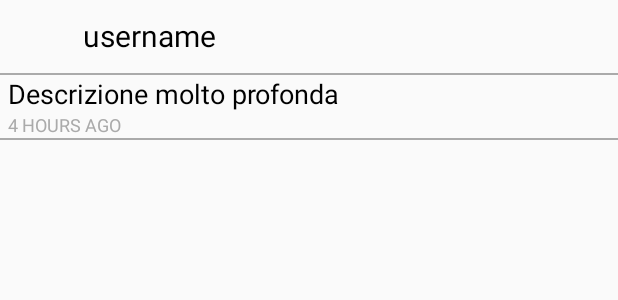
After one commit to luca-tansini/fotogram, an Android app: the layout wall_entry.xml on its own in the app's theme, with its tools: preview values and no code run, on a phone screen of 412 x 824 dp. The commit adds this screen. Shown: the top 300 px of the screen. Run offline under Robolectric (Android 15) with nearby library versions, the light colour scheme and no system bars.

Commit message:
Creata lista bacheca

```diff
--- /dev/null
+++ b/android/Fotogram/app/src/main/res/drawable/bottom_border_rectangle.xml
@@ -0,0 +1,19 @@
+<?xml version="1.0" encoding="utf-8"?>
+
+<layer-list xmlns:android="http://schemas.android.com/apk/res/android" >
+    <item>
+        <shape
+            android:shape="rectangle">
+            <solid android:color="@android:color/transparent" />
+
+        </shape>
+    </item>
+
+    <item android:top="-10dp" android:start="-10dp" android:end="-10dp" android:bottom="0dp">
+        <shape
+            android:shape="rectangle">
+            <stroke android:width="1dp" android:color="@android:color/darker_gray" />
+        </shape>
+    </item>
+
+</layer-list>
--- /dev/null
+++ b/android/Fotogram/app/src/main/res/drawable/immagine.xml
@@ -0,0 +1,6 @@
+<?xml version="1.0" encoding="utf-8"?>
+<layer-list xmlns:android="http://schemas.android.com/apk/res/android">
+    <item
+        android:drawable="@drawable/aurora_boreale">
+    </item>
+</layer-list>
--- /dev/null
+++ b/android/Fotogram/app/src/main/res/layout/wall_entry.xml
@@ -0,0 +1,59 @@
+<?xml version="1.0" encoding="utf-8"?>
+<LinearLayout xmlns:android="http://schemas.android.com/apk/res/android"
+    xmlns:tools="http://schemas.android.com/tools"
+    android:orientation="vertical" android:layout_width="match_parent"
+    android:layout_height="wrap_content"
+    android:background="@drawable/bottom_border_rectangle">
+
+    <LinearLayout xmlns:android="http://schemas.android.com/apk/res/android"
+        android:orientation="horizontal" android:layout_width="match_parent"
+        android:layout_height="50dp"
+        android:background="@drawable/bottom_border_rectangle">
+
+        <ImageView
+            android:layout_marginStart="5dp"
+            android:layout_marginTop="5dp"
+            android:layout_width="40dp"
+            android:layout_height="40dp"
+            android:scaleType="fitCenter"
+            android:id="@+id/wallPostProfilePic"/>
+
+        <TextView
+            android:id="@+id/wallPostUsername"
+            android:layout_width="match_parent"
+            android:layout_height="wrap_content"
+            android:layout_marginStart="10dp"
+            android:layout_marginTop="10dp"
+            android:text="username"
+            android:textColor="@android:color/black"
+            android:textSize="20sp" />
+
+    </LinearLayout>
+
+    <ImageView
+        android:layout_width="match_parent"
+        android:layout_height="wrap_content"
+        android:scaleType="fitCenter"
+        android:adjustViewBounds="true"
+        android:id="@+id/wallPostImage"/>
+
+    <TextView
+        android:id="@+id/wallPostDescription"
+        android:layout_width="match_parent"
+        android:layout_height="wrap_content"
+        android:layout_marginStart="5dp"
+        android:text="Descrizione molto profonda"
+        android:textColor="@android:color/black"
+        android:textSize="18sp" />
+
+    <TextView
+        android:id="@+id/wallPostDate"
+        android:layout_width="match_parent"
+        android:layout_height="wrap_content"
+        android:layout_marginStart="5dp"
+        android:layout_marginBottom="2dp"
+        android:text="4 HOURS AGO"
+        android:textColor="@android:color/darker_gray"
+        android:textSize="12sp" />
+
+</LinearLayout>
```
Also changed, not shown: android/Fotogram/app/src/main/java/com/example/tanso/fotogram/HomeActivity.java (+16 -0 lines), android/Fotogram/app/src/main/java/com/example/tanso/fotogram/Post.java (added, +31 -0 lines), android/Fotogram/app/src/main/java/com/example/tanso/fotogram/User.java (added, +25 -0 lines), android/Fotogram/app/src/main/java/com/example/tanso/fotogram/WallAdapter.java (added, +45 -0 lines), android/Fotogram/app/src/main/res/drawable/round_image.xml (added, +18 -0 lines), android/Fotogram/app/src/main/res/layout/activity_home.xml (+19 -12 lines), 1 other file.
